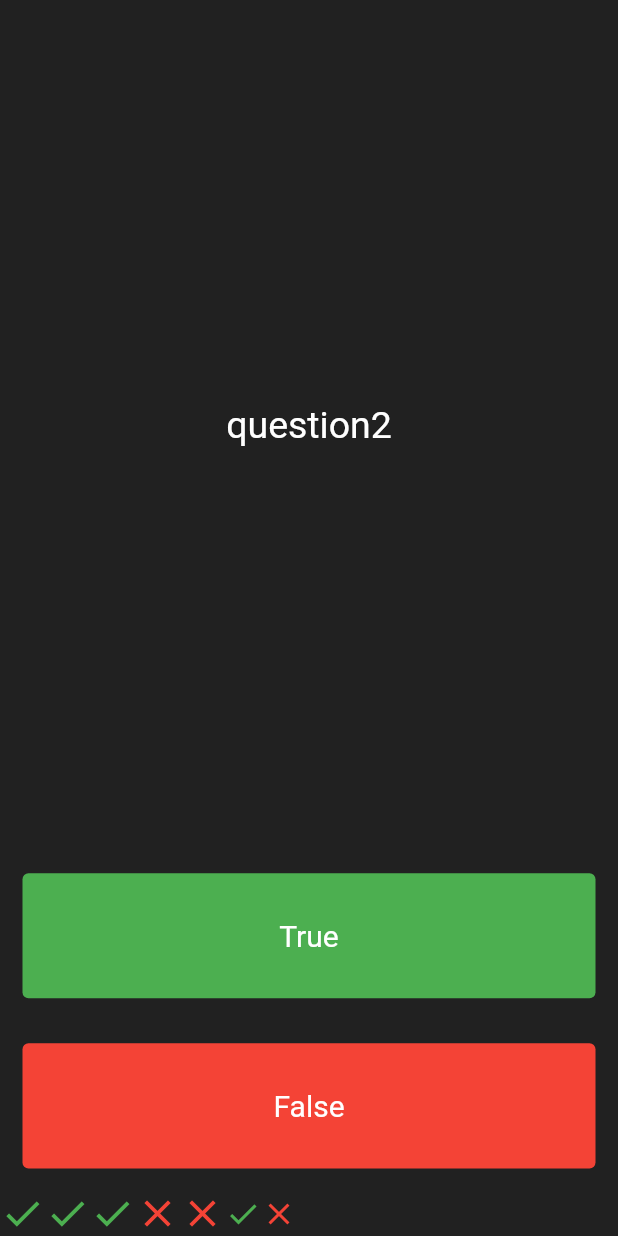
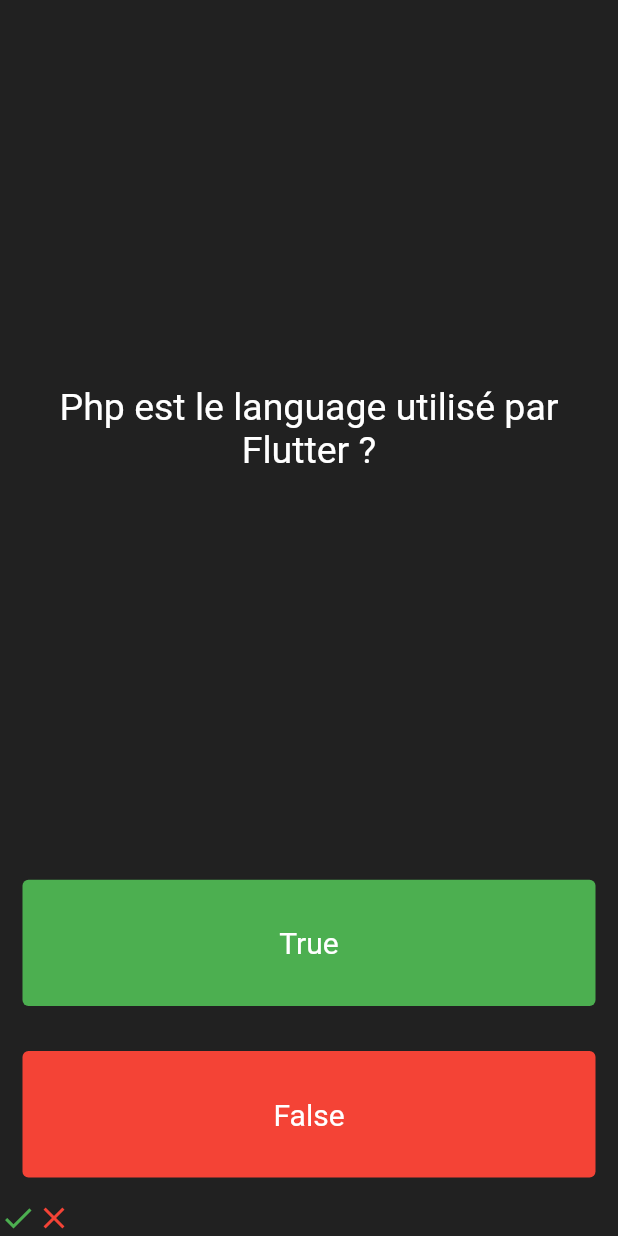
Before and after one commit to imaho-ivou/quizz, a Flutter app: the screen it shows after launch, after a tap on "True", after a tap on "False", on a phone screen of 412 x 824 dp. Run offline on Flutter 3.47's test engine with Material 2 defaults, Android fonts, the phone set to English and light mode, and no system bars.

```diff
--- a/lib/main.dart
+++ b/lib/main.dart
@@ -25,34 +25,15 @@ class Quiz extends StatefulWidget {
 }
 
 class _QuizState extends State<Quiz> {
-  List<Icon> resultat = [
-    Icon(
-      Icons.check,
-      color: Colors.green,
-      size: 30.0,
-    ),
-    Icon(
-      Icons.check,
-      color: Colors.green,
-      size: 30.0,
-    ),
-    Icon(
-      Icons.check,
-      color: Colors.green,
-      size: 30.0,
-    ),
-    Icon(
-      Icons.close,
-      color: Colors.red,
-      size: 30.0,
-    ),
-    Icon(
-      Icons.close,
-      color: Colors.red,
-      size: 30.0,
-    )
+  List<Icon> resultat = [];
+  List<String> question = [
+    'Le piton des neiges est un volcan de la Réunion ?',
+    'Flutter permet de faire des applications web également ?',
+    'Php est le language utilisé par Flutter ?',
+    'test'
   ];
-  List<String> question = ['question1', 'question2', 'question3', 'question4'];
+  List<bool> reponses = [true, true, false];
+  int questionNumber = 0;
 
   @override
   Widget build(BuildContext context) {
@@ -67,7 +48,7 @@ class _QuizState extends State<Quiz> {
                 child: Padding(
                   padding: EdgeInsets.all(10.0),
                   child: Text(
-                    '${question[1]}',
+                    '${question[questionNumber]}',
                     style: TextStyle(color: Colors.white, fontSize: 25),
                     textAlign: TextAlign.center,
                   ),
@@ -86,11 +67,23 @@ class _QuizState extends State<Quiz> {
                     ),
                   ),
                   onPressed: () {
+                    bool bonnereponse = reponses[questionNumber];
+
+                    if (bonnereponse == true) {
                       setState(() {
                         resultat.add(
                           Icon(Icons.check, color: Colors.green),
                         );
+                        questionNumber++;
                       });
+                    } else {
+                      setState(() {
+                        resultat.add(
+                          Icon(Icons.close, color: Colors.red),
+                        );
+                        questionNumber++;
+                      });
+                    }
                   },
                   child: const Text('True'),
                 ),
@@ -106,11 +99,22 @@ class _QuizState extends State<Quiz> {
                     textStyle: const TextStyle(fontSize: 20),
                   ),
                   onPressed: () {
+                    bool bonnereponse = reponses[questionNumber];
+                    if (bonnereponse == false) {
+                      setState(() {
+                        resultat.add(
+                          Icon(Icons.check, color: Colors.green),
+                        );
+                        questionNumber++;
+                      });
+                    } else {
                       setState(() {
                         resultat.add(
                           Icon(Icons.close, color: Colors.red),
                         );
+                        questionNumber++;
                       });
+                    }
                   },
                   child: const Text('False'),
                 ),
```
Lines whose indentation alone changed are shown as unchanged.
